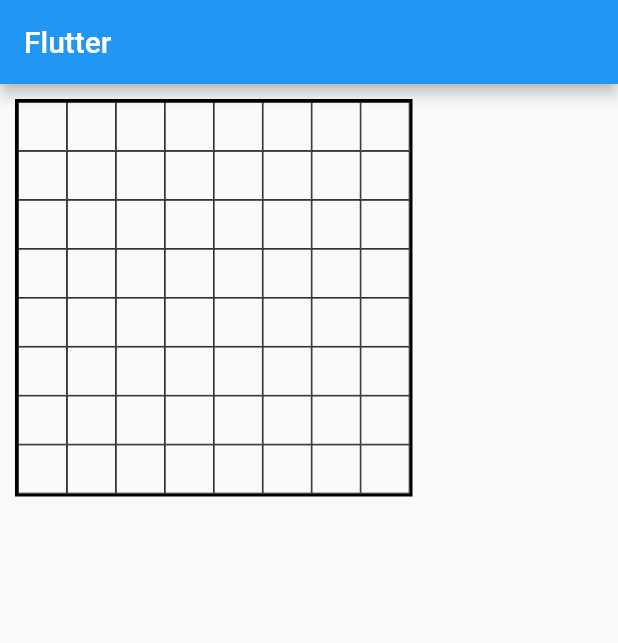
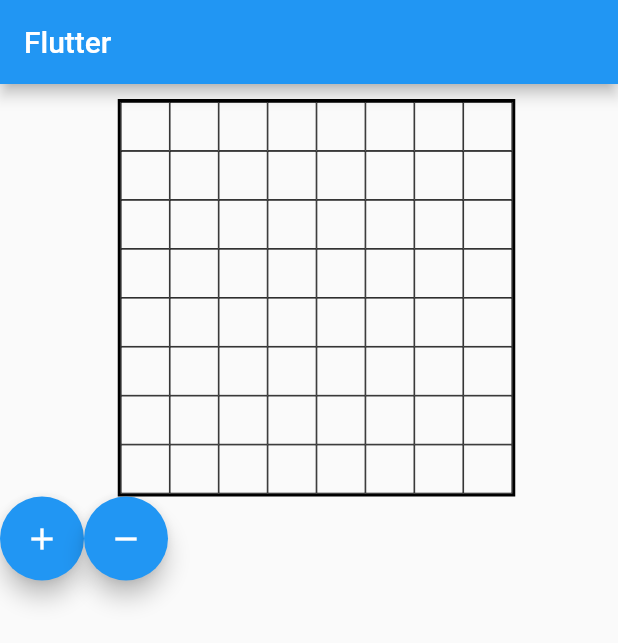
Before and after one commit to IgorOffline/FlutterHelloWorld, a Flutter app: the screen it shows after launch, on a phone screen of 412 x 824 dp. Shown: the top 643 px of the screen. Run offline on Flutter 3.47's test engine with Material 2 defaults, Android fonts, the phone set to English and light mode, and no system bars; missing offline and left inert: chess_vectors_flutter.

Commit message:
buttons plus minus

```diff
--- a/lib/main.dart
+++ b/lib/main.dart
@@ -86,7 +86,15 @@ class _MyStatefulWidgetState extends State<MyStatefulWidget> {
               itemCount: 8 * 8,
               physics: const NeverScrollableScrollPhysics(),
             ),
-          )
+          ),
+          Row(children: <Widget>[
+            FloatingActionButton(
+                onPressed: _plus, tooltip: '+', child: const Icon(Icons.add)),
+            FloatingActionButton(
+                onPressed: _minus,
+                tooltip: '-',
+                child: const Icon(Icons.remove)),
+          ])
         ]));
   }
 
@@ -97,4 +105,12 @@ class _MyStatefulWidgetState extends State<MyStatefulWidget> {
           BoxDecoration(border: Border.all(color: Colors.black, width: 0.5)),
     ));
   }
+
+  void _plus() {
+    debugPrint('_plus');
+  }
+
+  void _minus() {
+    debugPrint('_minus');
+  }
 }
```
